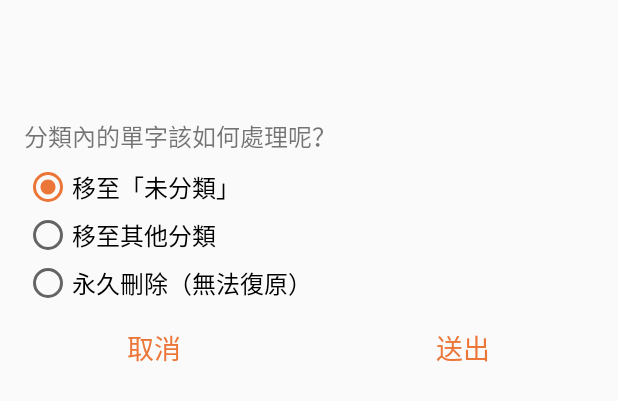
After one commit to Rekkursion/Metallica, an Android app: the layout layout_classification_deleting_dialog.xml on its own in the app's theme, with its tools: preview values and no code run, on a phone screen of 412 x 824 dp. The commit adds this screen. Shown: the top 401 px of the screen. Run offline under Robolectric (Android 15) with nearby library versions, the phone set to English and light mode, and no system bars.

Commit message:
classification deleting dialog

```diff
--- /dev/null
+++ b/app/src/main/res/layout/layout_classification_deleting_dialog.xml
@@ -0,0 +1,102 @@
+<?xml version="1.0" encoding="utf-8"?>
+<LinearLayout xmlns:android="http://schemas.android.com/apk/res/android"
+              android:orientation="vertical"
+              android:layout_width="match_parent"
+              android:layout_height="match_parent">
+
+    <!-- title -->
+    <TextView
+            android:id="@+id/txtv_title_at_classification_deleting_dialog"
+            android:textSize="@dimen/dim_dialog_title_text_size"
+            android:textColor="@android:color/black"
+            android:layout_margin="@dimen/dim_dialog_margin"
+            android:layout_width="match_parent"
+            android:layout_height="wrap_content" />
+
+    <!-- message -->
+    <TextView
+            android:id="@+id/txtv_message_at_classification_deleting_dialog"
+            android:textSize="@dimen/dim_general_text_size"
+            android:layout_marginStart="@dimen/dim_dialog_margin"
+            android:layout_marginEnd="@dimen/dim_dialog_margin"
+            android:layout_width="match_parent"
+            android:layout_height="wrap_content" />
+
+    <!-- words deleting methods subtitle -->
+    <TextView
+            android:textSize="@dimen/dim_general_text_size"
+            android:text="@string/str_words_deleting_methods"
+            android:layout_marginStart="@dimen/dim_dialog_margin"
+            android:layout_marginEnd="@dimen/dim_dialog_margin"
+            android:layout_marginBottom="6dp"
+            android:layout_width="match_parent"
+            android:layout_height="wrap_content" />
+
+    <!-- words deleting methods -->
+    <RadioGroup
+            android:id="@+id/rdg_words_deleting_methods_at_classification_deleting_dialog"
+            android:layout_marginStart="@dimen/dim_dialog_margin"
+            android:layout_marginEnd="@dimen/dim_dialog_margin"
+            android:layout_width="match_parent"
+            android:layout_height="wrap_content">
+
+        <!-- move to unclassified -->
+        <RadioButton
+                android:id="@+id/rdb_words_deleting_methods_move_to_unclassified_at_classification_deleting_dialog"
+                android:textSize="@dimen/dim_general_text_size"
+                android:text="@string/str_move_to_unclassified"
+                android:checked="true"
+                android:layout_width="match_parent"
+                android:layout_height="wrap_content" />
+
+        <!-- move to another classification -->
+        <RadioButton
+                android:id="@+id/rdb_words_deleting_methods_move_to_another_classification_at_classification_deleting_dialog"
+                android:textSize="@dimen/dim_general_text_size"
+                android:text="@string/str_move_to_another_classification"
+                android:layout_width="match_parent"
+                android:layout_height="wrap_content" />
+
+        <!-- delete permanently -->
+        <RadioButton
+                android:id="@+id/rdb_words_deleting_methods_delete_permanently_at_classification_deleting_dialog"
+                android:textSize="@dimen/dim_general_text_size"
+                android:text="@string/str_delete_permanently"
+                android:layout_width="match_parent"
+                android:layout_height="wrap_content" />
+    </RadioGroup>
+
+    <!-- choose the classification to move to -->
+    <androidx.appcompat.widget.AppCompatSpinner
+            android:id="@+id/spn_choose_classification_to_move_to_at_classification_deleting_dialog"
+            android:visibility="gone"
+            android:layout_width="match_parent"
+            android:layout_height="wrap_content" />
+
+    <!-- cancel & submit buttons -->
+    <LinearLayout
+            android:orientation="horizontal"
+            android:weightSum="2"
+            android:layout_width="match_parent"
+            android:layout_height="wrap_content"
+            style="?android:attr/buttonBarStyle">
+
+        <Button
+                android:id="@+id/btn_cancel_at_classification_deleting_dialog"
+                android:text="@string/str_cancel"
+                android:textSize="@dimen/dim_button_bar_text_size"
+                android:layout_weight="1"
+                android:layout_width="0dp"
+                android:layout_height="wrap_content"
+                style="?android:attr/buttonBarButtonStyle" />
+
+        <Button
+                android:id="@+id/btn_submit_at_classification_deleting_dialog"
+                android:text="@string/str_submit"
+                android:textSize="@dimen/dim_button_bar_text_size"
+                android:layout_weight="1"
+                android:layout_width="0dp"
+                android:layout_height="wrap_content"
+                style="?android:attr/buttonBarButtonStyle" />
+    </LinearLayout>
+</LinearLayout>
--- a/app/src/main/res/values/dimens.xml
+++ b/app/src/main/res/values/dimens.xml
@@ -2,6 +2,8 @@
     <dimen name="dim_fab_margin">16dp</dimen>
     <dimen name="dim_general_margin">8dp</dimen>
     <dimen name="dim_general_text_size">16sp</dimen>
+    <dimen name="dim_dialog_title_text_size">18sp</dimen>
+    <dimen name="dim_dialog_margin">16dp</dimen>
 
     <dimen name="dim_spacing_between_label_and_edit_text">8dp</dimen>
     <dimen name="dim_button_bar_text_size">18sp</dimen>
--- a/app/src/main/res/values/strings.xml
+++ b/app/src/main/res/values/strings.xml
@@ -38,6 +38,8 @@
     <string name="str_no_classification_yet">還沒有任何分類喔</string>
     <string name="str_or">或</string>
 
-    <!-- TODO: Remove or change this placeholder text -->
-    <string name="hello_blank_fragment">Hello blank fragment</string>
+    <string name="str_move_to_unclassified">移至「未分類」</string>
+    <string name="str_move_to_another_classification">移至其他分類</string>
+    <string name="str_delete_permanently">永久刪除（無法復原）</string>
+    <string name="str_words_deleting_methods">分類內的單字該如何處理呢？</string>
 </resources>
```
Also changed, not shown: app/src/main/java/com/rekkursion/metallica/manager/OperationManager.kt (+30 -1 lines), app/src/main/java/com/rekkursion/metallica/view/ClassificationDeletingDialog.kt (added, +149 -0 lines).
